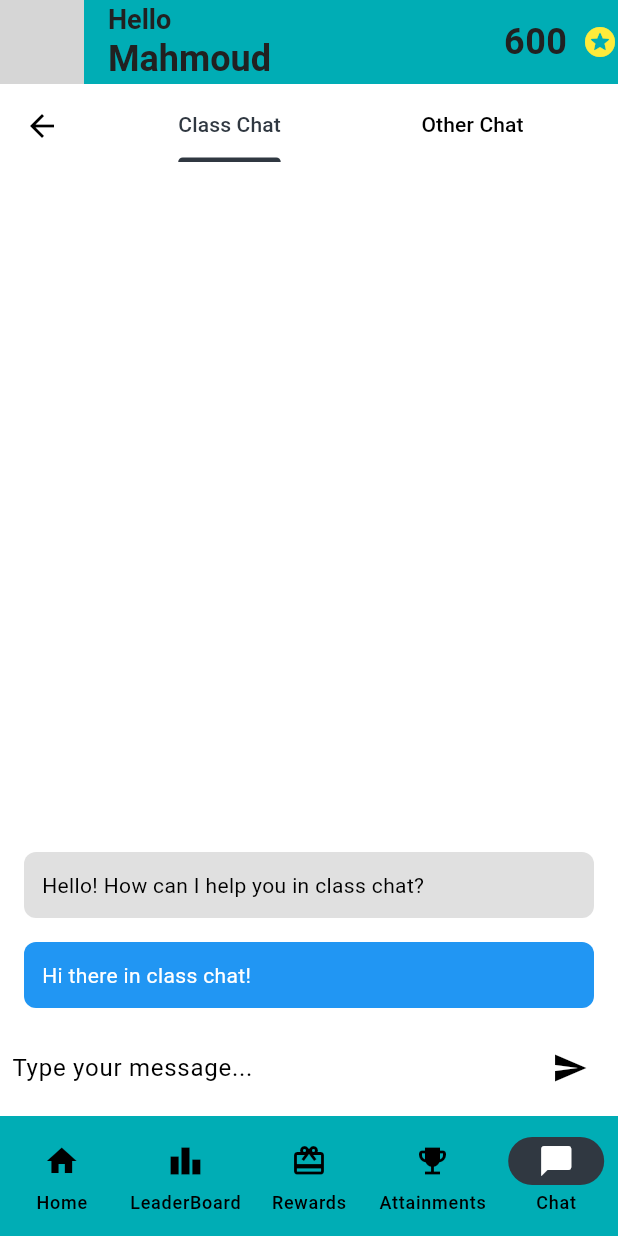
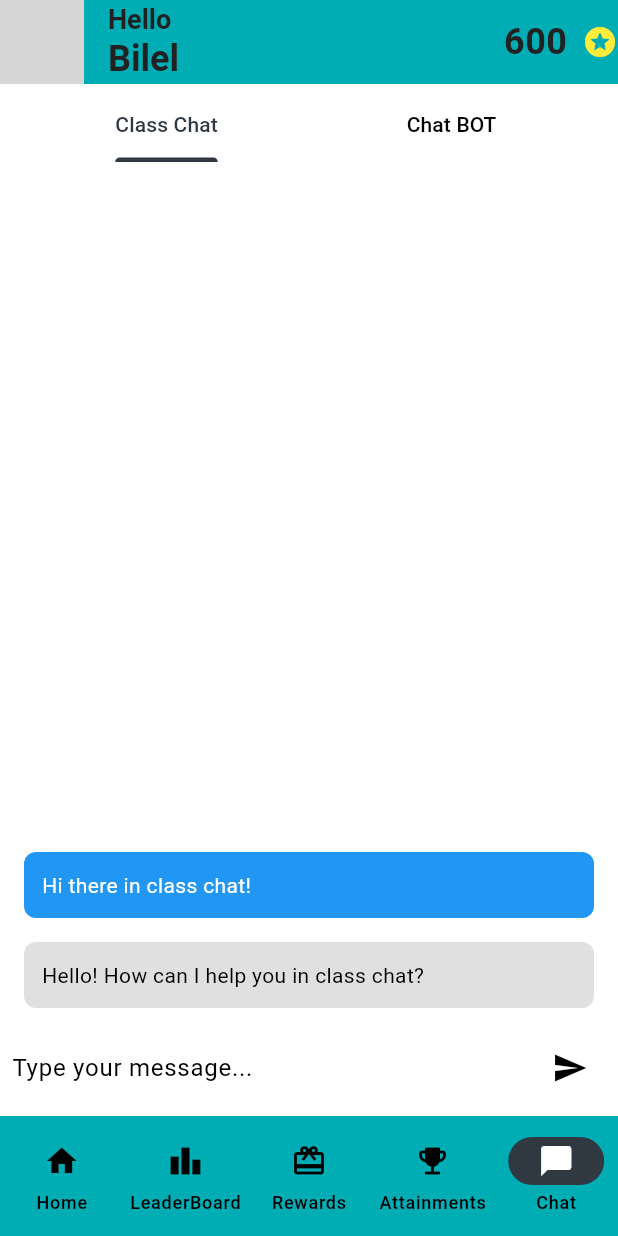
Before and after one commit to mohamedhassanamara/education_app, a Flutter app: the MainScreen screen opened directly, item 5 of the bottom bar chosen, on a phone screen of 412 x 824 dp. Run offline on Flutter 3.47's test engine with Material 3 defaults, Android fonts, the phone set to English and light mode, and no system bars; network calls fail; grey boxes are pictures that could not be loaded.

Commit message:
last changes

```diff
--- a/lib/ui/view/chat_screen.dart
+++ b/lib/ui/view/chat_screen.dart
@@ -16,8 +16,8 @@ class _ChatScreenState extends State<ChatScreen> with SingleTickerProviderStateM
   ];
 
   final List<Map<String, String>> _otherChatMessages = [
-    {'sender': 'user', 'message': 'Hi there in other chat!'},
-    {'sender': 'other', 'message': 'Hello! How can I help you in other chat?'},
+    {'sender': 'user', 'message': 'Hi there in Chat bot!'},
+    {'sender': 'other', 'message': 'Hello! How can I help you ?'},
     // Add more messages as needed
   ];
 
@@ -37,15 +37,15 @@ class _ChatScreenState extends State<ChatScreen> with SingleTickerProviderStateM
           controller: _tabController,
           tabs: const [
             Tab(text: 'Class Chat'),
-            Tab(text: 'Other Chat'),
+            Tab(text: 'Chat BOT'),
           ],
         ),
       ),
       body: TabBarView(
         controller: _tabController,
         children: [
-          _buildChat(_classChatMessages),
-          _buildChat(_otherChatMessages),
+          _buildChat(_classChatMessages.reversed.toList()),
+          _buildChat(_otherChatMessages.reversed.toList()),
         ],
       ),
     );
--- a/lib/ui/view/main_screen.dart
+++ b/lib/ui/view/main_screen.dart
@@ -44,7 +44,7 @@ class _MainScreenState extends State<MainScreen> {
               style: TextStyles.subtitle,
             ),
             Text(
-              'Mahmoud',
+              'Bilel',
               style: TextStyles.title,
             ),
           ],
--- a/lib/ui/view/quiz_result_screen.dart
+++ b/lib/ui/view/quiz_result_screen.dart
@@ -92,6 +92,11 @@ class QuizResultScreen extends StatelessWidget {
             icon: Icon(Icons.emoji_events),
             label: 'Achievements',
           ),
+          NavigationDestination(
+            icon: Icon(Icons.chat_bubble),
+            label: 'Chat',
+          ),
+
         ],
         selectedIndex: 1,
         indicatorColor: Theme.of(context).colorScheme.primary,
--- a/lib/ui/view/signup.dart
+++ b/lib/ui/view/signup.dart
@@ -89,7 +89,7 @@ class _SignUpState extends State<SignUp> {
                           height: 60,
                           onPressed: () {
                             // Navigate to the HomeScreen when the "Sign Up" button is pressed
-                            Navigator.push(
+                            Navigator.pushReplacement(
                               context,
                               MaterialPageRoute(builder: (context) => MainScreen()),
                             );
```
Also changed, not shown: pubspec.lock, 1 other file.
